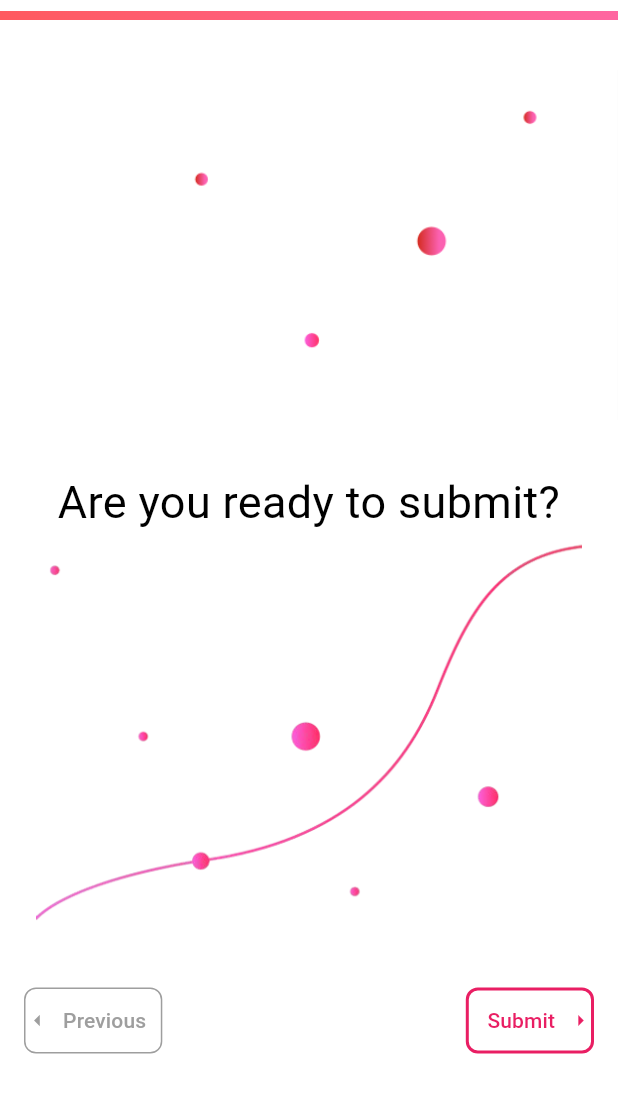
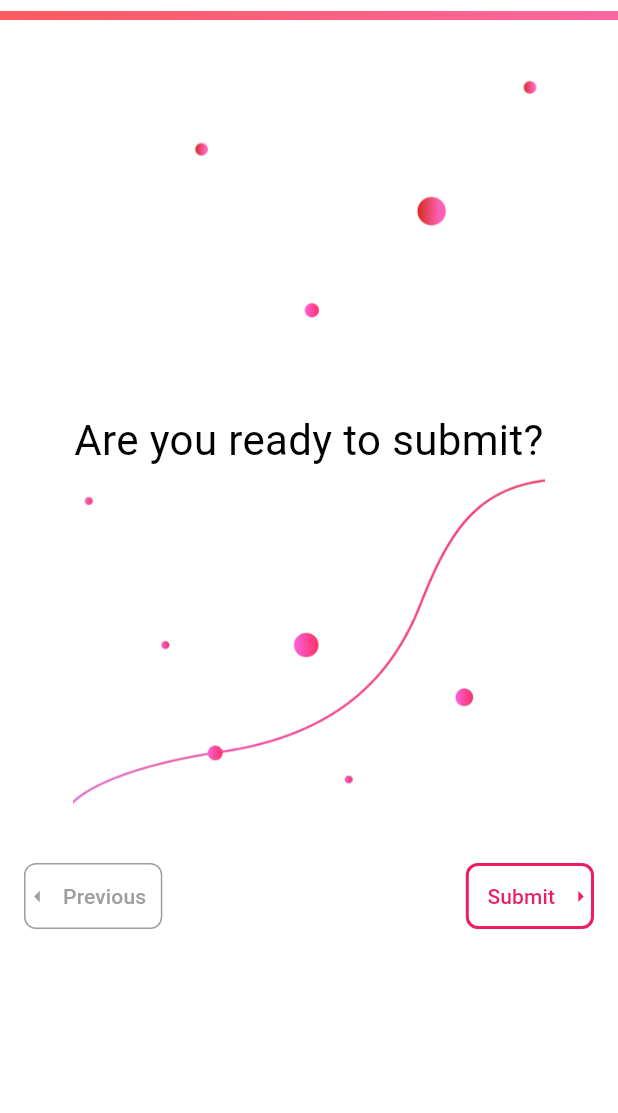
Before and after one commit to anusii/msfatigue, a Flutter app: the SubmitConfirmation screen opened directly, on a phone screen of 412 x 824 dp, the part 109-1222 px from its top. Run offline on Flutter 3.47's test engine with Material 3 defaults, Android fonts, the phone set to English and light mode, and no system bars; our stand-ins replace flutter_markdown, gap, universal_io; missing offline and left inert: rdflib, solidpod, window_manager.

```diff
--- a/lib/questionnaire/submit_confirmation.dart
+++ b/lib/questionnaire/submit_confirmation.dart
@@ -1,8 +1,6 @@
 import 'package:flutter/material.dart';
 
 import 'package:msfatigue/questionnaire/suvey_completed.dart';
-
-import 'package:gap/gap.dart';
 
 class SubmitConfirmation extends StatelessWidget {
   const SubmitConfirmation({super.key});
@@ -59,19 +57,19 @@ class SubmitConfirmation extends StatelessWidget {
             ),
             Image.asset(
               'assets/images/bottom_dot_four.png',
-              height: 300,
+              height: 260,
             ),
             const Text(
               "Are you ready to submit?",
               style: TextStyle(
-                fontSize: 30,
+                fontSize: 28,
                 color: Colors.black,
               ),
               textAlign: TextAlign.center,
             ),
             Image.asset(
               'assets/images/bottom_dot_five.png',
-              height: 300,
+              height: 260,
             ),
             Padding(
               padding: const EdgeInsets.fromLTRB(16.0, 0.0, 16.0, 0.0),
@@ -132,7 +130,6 @@ class SubmitConfirmation extends StatelessWidget {
                 ],
               ),
             ),
-            const Gap(30),
           ],
         ),
       ),
--- a/lib/questionnaire/welcome_back.dart
+++ b/lib/questionnaire/welcome_back.dart
@@ -96,6 +96,7 @@ class WelcomeBackScreen extends StatelessWidget {
                       ),
                       child: Container(
                         width: 320,
+                        height: 46,
                         padding: const EdgeInsets.symmetric(vertical: 8),
                         decoration: BoxDecoration(
                           gradient: const LinearGradient(
@@ -124,6 +125,7 @@ class WelcomeBackScreen extends StatelessWidget {
                   const SizedBox(height: 8),
                   SizedBox(
                     width: 320,
+                    height: 46,
                     child: OutlinedButton(
                       onPressed: () {
                         // Implement handling for "I'm too tired"
--- a/lib/questionnaire/welcome_back_final.dart
+++ b/lib/questionnaire/welcome_back_final.dart
@@ -62,6 +62,7 @@ class WelcomeBackFinalPage extends StatelessWidget {
       body: Padding(
         padding: const EdgeInsets.fromLTRB(0.0, 16.0, 0.0, 16.0),
         child: Center(
+          child: SingleChildScrollView(
             child: Column(
               crossAxisAlignment: CrossAxisAlignment.center,
               children: [
@@ -88,7 +89,7 @@ class WelcomeBackFinalPage extends StatelessWidget {
                 const SizedBox(height: 50),
                 Container(
                   width: 360,
-                padding: const EdgeInsets.symmetric(vertical: 16),
+                  height: 46,
                   decoration: BoxDecoration(
                     gradient: const LinearGradient(
                       colors: [
@@ -110,7 +111,7 @@ class WelcomeBackFinalPage extends StatelessWidget {
                 const SizedBox(height: 12),
                 Container(
                   width: 360,
-                padding: const EdgeInsets.symmetric(vertical: 16),
+                  height: 46,
                   decoration: BoxDecoration(
                     borderRadius: BorderRadius.circular(8),
                   ),
@@ -144,6 +145,7 @@ class WelcomeBackFinalPage extends StatelessWidget {
             ),
           ),
         ),
+      ),
     );
   }
 }
```
Also changed, not shown: lib/questionnaire/question.dart (+13 -8 lines). Lines whose indentation alone changed are shown as unchanged.
